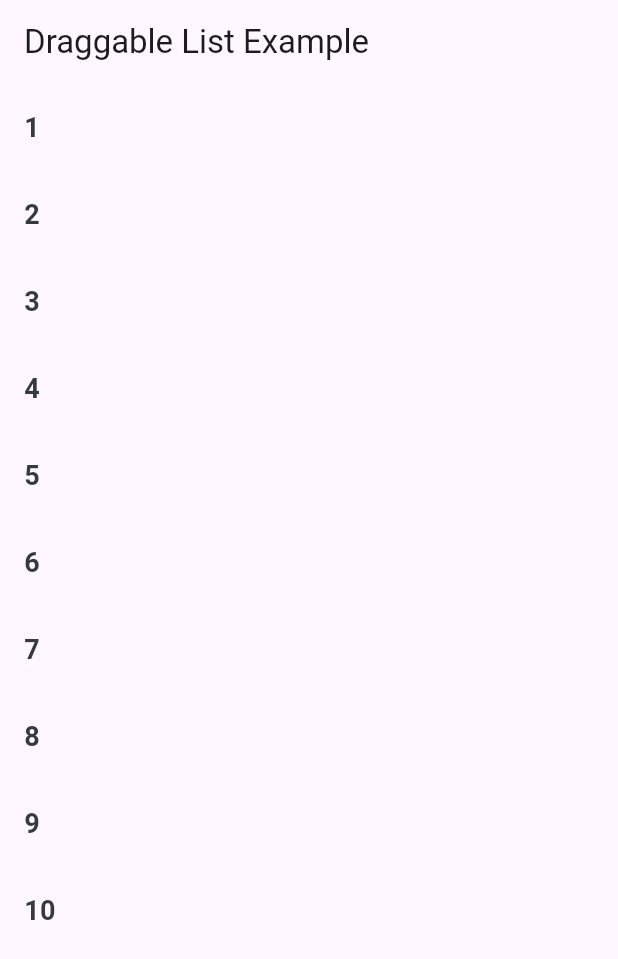
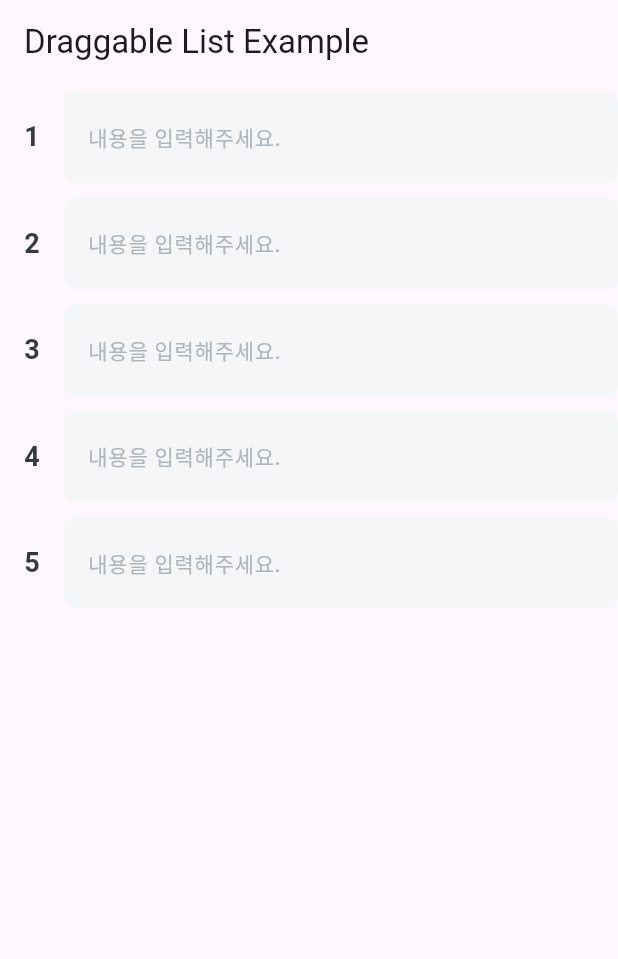
Before and after one commit to irismake/draggable_list, a Flutter app: the screen it shows after launch, on a phone screen of 412 x 824 dp. Shown: the top 959 px of the screen. Run offline on Flutter 3.47's test engine with Material 3 defaults, Android fonts, the phone set to English and light mode, and no system bars; our stand-ins replace get; Roboto replaces fonts that are missing (Pretendard).

Commit message:
feat : Add a text field to an item

```diff
--- a/example/lib/main.dart
+++ b/example/lib/main.dart
@@ -1,4 +1,3 @@
-import 'package:draggable_list/widgets/custom_item.dart';
 import 'package:flutter/material.dart';
 import 'package:draggable_list/draggable_list.dart';
 
@@ -26,32 +25,10 @@ class MyDraggableList extends StatefulWidget {
 }
 
 class _MyDraggableListState extends State<MyDraggableList> {
-  final List<Widget> items = List.generate(
-      10,
-      (index) => CustomItem(
-            key: ValueKey(index),
-            onDelete: () {
-              // setState(() {
-              //   items.remove(index);
-              // });
-            },
-            index: index,
-          ));
-
   @override
   Widget build(BuildContext context) {
     return DraggableListView(
-      itemNum: items.length,
-      items: items,
-      onReorder: (oldIndex, newIndex) {
-        setState(() {
-          if (oldIndex < newIndex) {
-            newIndex -= 1;
-          }
-          final item = items.removeAt(oldIndex);
-          items.insert(newIndex, item);
-        });
-      },
+      itemNum: 5,
     );
   }
 }
--- a/lib/draggable_list.dart
+++ b/lib/draggable_list.dart
@@ -1,19 +1,17 @@
 library reorderable_list;
 
 import 'package:flutter/material.dart';
+import 'package:get/get.dart';
+
+import 'state/item_controller.dart';
+import 'widgets/custom_item.dart';
 
 class DraggableListView extends StatefulWidget {
   final int itemNum;
-  final List<Widget> items;
-  final void Function(int oldIndex, int newIndex) onReorder;
-  final bool enableDrag;
 
   const DraggableListView({
     Key? key,
     required this.itemNum,
-    required this.items,
-    required this.onReorder,
-    this.enableDrag = true,
   }) : super(key: key);
 
   @override
@@ -21,13 +19,32 @@ class DraggableListView extends StatefulWidget {
 }
 
 class _DraggableListViewState extends State<DraggableListView> {
+  final ItemController controller = Get.put(ItemController());
+
+  @override
+  void initState() {
+    super.initState();
+    WidgetsBinding.instance.addPostFrameCallback((_) {
+      controller.initializeItems(widget.itemNum);
+    });
+  }
+
   @override
   Widget build(BuildContext context) {
-    return ReorderableListView.builder(
-      itemBuilder: (context, index) => widget.items[index],
-      itemCount: widget.items.length,
-      onReorder: widget.onReorder,
-      buildDefaultDragHandles: widget.enableDrag,
+    return Obx(
+      () => ReorderableListView.builder(
+        itemCount: controller.itemTextControllers.length,
+        itemBuilder: (context, index) {
+          return CustomItem(
+            key: ValueKey(index),
+            titleController: controller.itemTextControllers[index],
+            index: index,
+          );
+        },
+        onReorder: (oldIndex, newIndex) {
+          controller.reorderItem(oldIndex, newIndex);
+        },
+      ),
     );
   }
 }
--- /dev/null
+++ b/lib/state/item_controller.dart
@@ -0,0 +1,41 @@
+import 'package:get/get.dart';
+import 'package:flutter/material.dart';
+
+class ItemController extends GetxController {
+  final List<String> _itemOrder = <String>[].obs;
+  final RxList<TextEditingController> _itemTextControllers =
+      <TextEditingController>[].obs;
+
+  List<String> get itemOrder => _itemOrder;
+  List<TextEditingController> get itemTextControllers => _itemTextControllers;
+
+  void initializeItems(int count) {
+    _itemOrder.clear();
+    _itemTextControllers.clear();
+
+    _itemOrder.addAll(List.generate(count, (index) => 'Item $index'));
+    _itemTextControllers.addAll(
+      List.generate(count, (_) => TextEditingController()),
+    );
+  }
+
+  void removeItem(int index) {
+    if (index >= 0 && index < _itemTextControllers.length) {
+      _itemTextControllers.removeAt(index);
+    }
+  }
+
+  void reorderItem(int oldIndex, int newIndex) {
+    if (oldIndex < newIndex) {
+      newIndex -= 1;
+    }
+
+    final item = _itemOrder.removeAt(oldIndex);
+    _itemOrder.insert(newIndex, item);
+
+    final textController = _itemTextControllers.removeAt(oldIndex);
+    _itemTextControllers.insert(newIndex, textController);
+
+    update();
+  }
+}
--- a/lib/widgets/custom_item.dart
+++ b/lib/widgets/custom_item.dart
@@ -1,13 +1,17 @@
+import 'package:draggable_list/widgets/item_widget.dart';
 import 'package:flutter/material.dart';
 
 import '../custom_drag_listener.dart';
 
 class CustomItem extends StatelessWidget {
-  final Function()? onDelete;
   final int index;
+  final TextEditingController titleController;
 
-  const CustomItem({Key? key, this.onDelete, required this.index})
-      : super(key: key);
+  const CustomItem({
+    Key? key,
+    required this.index,
+    required this.titleController,
+  }) : super(key: key);
 
   @override
   Widget build(BuildContext context) {
@@ -33,17 +37,14 @@ class CustomItem extends StatelessWidget {
             ),
           ),
           Flexible(
-              child:
-                  // ItemWidget(
-                  //   key: ValueKey(_itemIndexOrder[index]),
-                  //   titleController: _titleControllers[index],
-                  //   onDelete: (itemKey) {
-                  //     _removeItem(itemKey);
-                  //   },
-                  // ),
-                  Container(
-            color: Colors.cyan,
-          )),
+            child: ItemWidget(
+              key: ValueKey('$index'),
+              titleController: titleController,
+              onDelete: (itemKey) {
+                // _removeItem(itemKey);
+              },
+            ),
+          ),
         ],
       ),
     );
--- /dev/null
+++ b/lib/widgets/item_widget.dart
@@ -0,0 +1,119 @@
+import 'package:flutter/material.dart';
+
+class ItemWidget extends StatefulWidget {
+  final TextEditingController titleController;
+  final Function(int) onDelete;
+
+  const ItemWidget({
+    Key? key,
+    required this.titleController,
+    required this.onDelete,
+  }) : super(key: key);
+
+  @override
+  State<ItemWidget> createState() => _ItemWidgetState();
+}
+
+class _ItemWidgetState extends State<ItemWidget> {
+  late FocusNode _titleFocusNode;
+
+  late int itemKey;
+
+  @override
+  void initState() {
+    super.initState();
+
+    _titleFocusNode = FocusNode();
+
+    String keyString = widget.key.toString();
+    itemKey = int.tryParse(keyString.replaceAll(RegExp(r'\D'), '')) ?? 0;
+
+    _titleFocusNode.addListener(_onTitleFocusChanged);
+  }
+
+  @override
+  void dispose() {
+    _titleFocusNode.dispose();
+
+    super.dispose();
+  }
+
+  void _onTitleFocusChanged() {
+    // if (!_titleFocusNode.hasFocus) {
+    //   context.read<ItemProvider>().saveItemTitle = {
+    //     itemKey: widget.titleController.text
+    //   };
+    // }
+  }
+
+  @override
+  Widget build(BuildContext context) {
+    return Padding(
+      padding: EdgeInsets.symmetric(vertical: 5.0),
+      child: Container(
+        decoration: BoxDecoration(
+          color: Color(0xffF5F6F7),
+          borderRadius: BorderRadius.circular(8),
+        ),
+        child: Padding(
+          padding: EdgeInsets.symmetric(
+            horizontal: 16.0,
+          ),
+          child: Row(
+            mainAxisAlignment: MainAxisAlignment.spaceBetween,
+            crossAxisAlignment: CrossAxisAlignment.start,
+            children: [
+              Expanded(
+                child: TextFormField(
+                  focusNode: _titleFocusNode,
+                  keyboardType: TextInputType.multiline,
+                  controller: widget.titleController,
+                  textAlignVertical: TextAlignVertical.top,
+                  textInputAction: TextInputAction.newline,
+                  maxLines: null,
+                  style: TextStyle(
+                    decorationThickness: 0,
+                    color: Color(0xff495057),
+                    fontSize: 14,
+                    fontFamily: 'Pretendard',
+                    fontWeight: FontWeight.w500,
+                    height: 1.43,
+                  ),
+                  decoration: InputDecoration(
+                    hintText: '내용을 입력해주세요.',
+                    hintStyle: TextStyle(
+                      color: Color(0xffADB5BD),
+                      fontSize: 14,
+                      fontFamily: 'Pretendard',
+                      fontWeight: FontWeight.w500,
+                      height: 1.43,
+                    ),
+                    isDense: true,
+                    contentPadding: EdgeInsets.symmetric(
+                      vertical: 20.0,
+                    ),
+                    border: InputBorder.none,
+                  ),
+                ),
+              ),
+              // InkWell(
+              //   onTap: () {
+              //     FocusScope.of(context).unfocus();
+              //     widget.onDelete(itemKey);
+              //   },
+              //   child: Padding(
+              //     padding: EdgeInsets.symmetric(vertical: 20.0),
+              //     child: Image.asset(
+              //       'assets/icons/icon_delete_fill.png',
+              //       width: 20.0,
+              //       color: Color(0xFF343a40),
+              //     ),
+              //   ),
+              // ),
+            ],
+          ),
+        ),
+      ),
+    );
+  }
+}
--- a/pubspec.yaml
+++ b/pubspec.yaml
@@ -10,6 +10,7 @@ environment:
 dependencies:
   flutter:
     sdk: flutter
+  get: ^4.6.6
 
 dev_dependencies:
   flutter_test:
```
Also changed, not shown: example/pubspec.lock, pubspec.lock, 2 other files.
